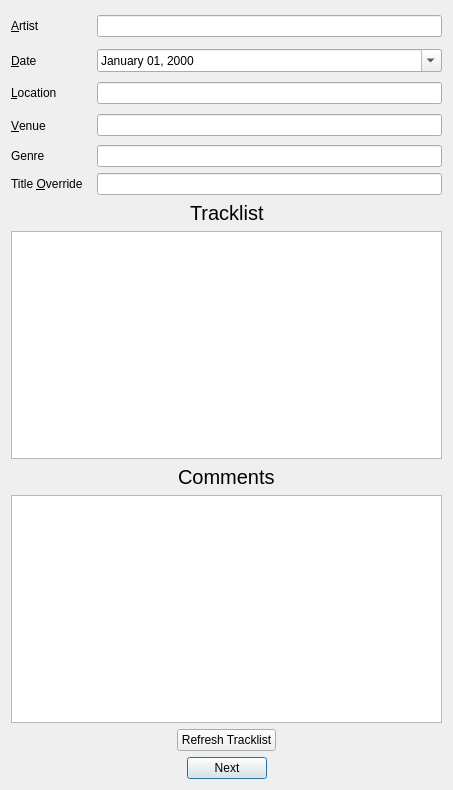
zpchavez/boottunes, file src/ui/confirmmetadata.ui: the form before one commit.
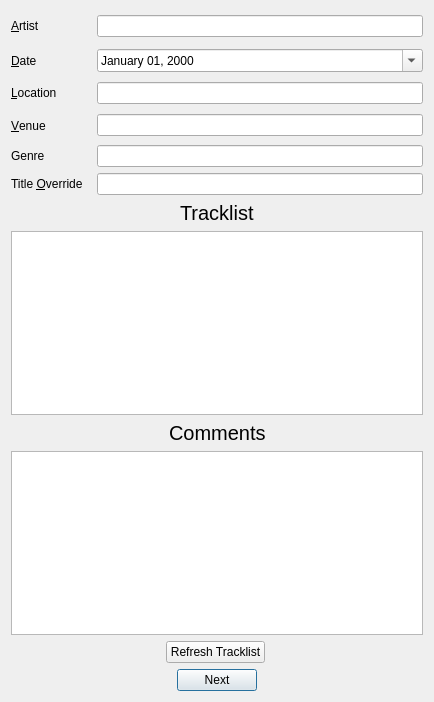
The form after the commit.

Commit message: Decreased height of Confirm Metadata dialog.

What changed in the file:
```diff
--- a/src/ui/confirmmetadata.ui
+++ b/src/ui/confirmmetadata.ui
@@ -9,8 +9,8 @@
    <rect>
     <x>0</x>
     <y>0</y>
-    <width>453</width>
-    <height>790</height>
+    <width>434</width>
+    <height>702</height>
    </rect>
   </property>
   <property name="windowTitle">
```
The commit also changes 1 other file.
